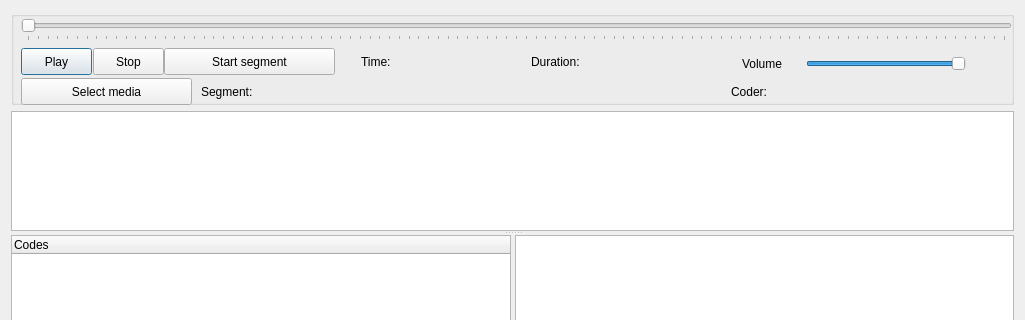
Old version of the form GUI_UIs/ui_dialog_code_av.ui in the repository ccbogel/QualCoder; both pictures show x 0 to 1025 and y 0 to 320 of the 1025 by 596 pixel window.
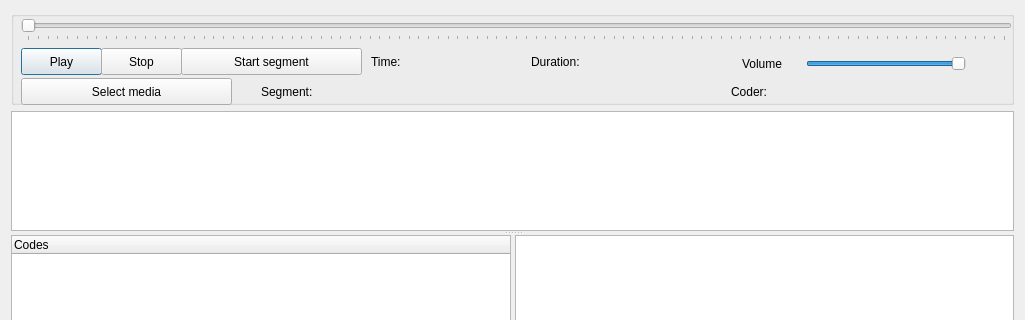
New version of the form.

```diff
--- a/GUI_UIs/ui_dialog_code_av.ui
+++ b/GUI_UIs/ui_dialog_code_av.ui
@@ -88,7 +88,7 @@
        <rect>
         <x>10</x>
         <y>37</y>
-        <width>71</width>
+        <width>81</width>
         <height>27</height>
        </rect>
       </property>
@@ -99,9 +99,9 @@
      <widget class="QPushButton" name="pushButton_stop">
       <property name="geometry">
        <rect>
-        <x>82</x>
+        <x>90</x>
         <y>37</y>
-        <width>71</width>
+        <width>81</width>
         <height>27</height>
        </rect>
       </property>
@@ -147,7 +147,7 @@
      <widget class="QLabel" name="label_time">
       <property name="geometry">
        <rect>
-        <x>350</x>
+        <x>360</x>
         <y>40</y>
         <width>151</width>
         <height>21</height>
@@ -207,9 +207,9 @@
      <widget class="QPushButton" name="pushButton_coding">
       <property name="geometry">
        <rect>
-        <x>153</x>
+        <x>170</x>
         <y>37</y>
-        <width>171</width>
+        <width>181</width>
         <height>27</height>
        </rect>
       </property>
@@ -223,7 +223,7 @@
      <widget class="QLabel" name="label_segment">
       <property name="geometry">
        <rect>
-        <x>190</x>
+        <x>250</x>
         <y>72</y>
         <width>311</width>
         <height>17</height>
@@ -241,7 +241,7 @@
        <rect>
         <x>720</x>
         <y>72</y>
-        <width>201</width>
+        <width>241</width>
         <height>17</height>
        </rect>
       </property>
@@ -254,7 +254,7 @@
        <rect>
         <x>10</x>
         <y>67</y>
-        <width>171</width>
+        <width>211</width>
         <height>27</height>
        </rect>
       </property>
```
